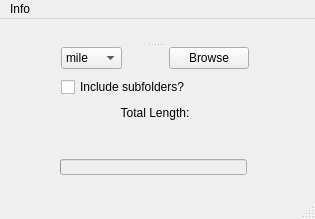
Above: form.ui from LyAhn/Img2Length before the change. Below: the same form after it.
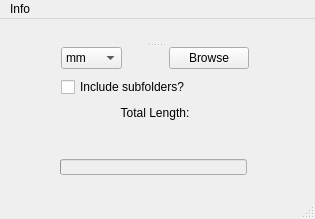
That is the form after the change.

```diff
--- a/form.ui
+++ b/form.ui
@@ -133,11 +133,11 @@
          </sizepolicy>
         </property>
         <property name="currentText">
-         <string>mile</string>
+         <string>mm</string>
         </property>
         <item>
          <property name="text">
-          <string>mile</string>
+          <string>mm</string>
          </property>
         </item>
         <item>
```
Left out of the diff: 24 changed lines with no effect on the pictures.
